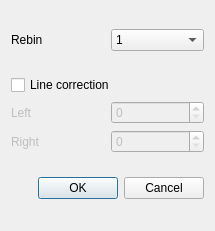
First picture: the form in RawSequenceOptionsGui.ui, repository fedeceri85/robopy2, before the edit.
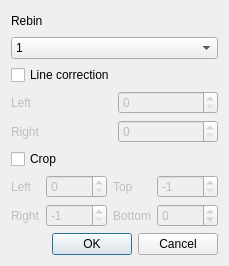
Second picture: the form after the edit.

Commit message: Crop implemented

Diff of the .ui file:
```diff
--- a/RawSequenceOptionsGui.ui
+++ b/RawSequenceOptionsGui.ui
@@ -6,8 +6,8 @@
    <rect>
     <x>0</x>
     <y>0</y>
-    <width>215</width>
-    <height>231</height>
+    <width>226</width>
+    <height>266</height>
    </rect>
   </property>
   <property name="windowTitle">
@@ -16,9 +16,7 @@
   <property name="autoFillBackground">
    <bool>false</bool>
   </property>
-  <layout class="QGridLayout" name="gridLayout">
-   <item row="0" column="0">
-    <layout class="QHBoxLayout" name="horizontalLayout">
+  <layout class="QVBoxLayout" name="verticalLayout_5">
      <item>
       <widget class="QLabel" name="label">
        <property name="text">
@@ -50,9 +48,7 @@
        </item>
       </widget>
      </item>
-    </layout>
-   </item>
-   <item row="1" column="0">
+   <item>
     <layout class="QVBoxLayout" name="verticalLayout">
      <item>
       <widget class="QCheckBox" name="LCcheckBox">
@@ -105,8 +101,151 @@
      </item>
     </layout>
    </item>
-   <item row="2" column="0">
+   <item>
+    <widget class="QCheckBox" name="cropCheckBox">
+     <property name="text">
+      <string>Crop</string>
+     </property>
+    </widget>
+   </item>
+   <item>
+    <layout class="QVBoxLayout" name="verticalLayout_4">
+     <item>
+      <layout class="QHBoxLayout" name="horizontalLayout_8">
+       <item>
+        <layout class="QVBoxLayout" name="verticalLayout_2">
+         <item>
+          <layout class="QHBoxLayout" name="horizontalLayout_4">
+           <item>
+            <widget class="QLabel" name="label_4">
+             <property name="enabled">
+              <bool>false</bool>
+             </property>
+             <property name="text">
+              <string>Left</string>
+             </property>
+            </widget>
+           </item>
+           <item>
+            <widget class="QSpinBox" name="leftCropSpinBox">
+             <property name="enabled">
+              <bool>false</bool>
+             </property>
+             <property name="minimum">
+              <number>0</number>
+             </property>
+             <property name="maximum">
+              <number>10000</number>
+             </property>
+            </widget>
+           </item>
+          </layout>
+         </item>
+         <item>
+          <layout class="QHBoxLayout" name="horizontalLayout_5">
+           <item>
+            <widget class="QLabel" name="label_5">
+             <property name="enabled">
+              <bool>false</bool>
+             </property>
+             <property name="text">
+              <string>Right</string>
+             </property>
+            </widget>
+           </item>
+           <item>
+            <widget class="QSpinBox" name="rightCropSpinBox">
+             <property name="enabled">
+              <bool>false</bool>
+             </property>
+             <property name="minimum">
+              <number>-1</number>
+             </property>
+             <property name="maximum">
+              <number>10000</number>
+             </property>
+             <property name="value">
+              <number>-1</number>
+             </property>
+            </widget>
+           </item>
+          </layout>
+         </item>
+        </layout>
+       </item>
+       <item>
+        <layout class="QVBoxLayout" name="verticalLayout_3">
+         <item>
+          <layout class="QHBoxLayout" name="horizontalLayout_7">
+           <item>
+            <widget class="QLabel" name="label_7">
+             <property name="enabled">
+              <bool>false</bool>
+             </property>
+             <property name="text">
+              <string>Top</string>
+             </property>
+            </widget>
+           </item>
+           <item>
+            <widget class="QSpinBox" name="topCropSpinBox">
+             <property name="enabled">
+              <bool>false</bool>
+             </property>
+             <property name="minimum">
+              <number>-1</number>
+             </property>
+             <property name="maximum">
+              <number>10000</number>
+             </property>
+             <property name="value">
+              <number>-1</number>
+             </property>
+            </widget>
+           </item>
+          </layout>
+         </item>
+         <item>
+          <layout class="QHBoxLayout" name="horizontalLayout_6">
+           <item>
+            <widget class="QLabel" name="label_6">
+             <property name="enabled">
+              <bool>false</bool>
+             </property>
+             <property name="text">
+              <string>Bottom</string>
+             </property>
+            </widget>
+           </item>
+           <item>
+            <widget class="QSpinBox" name="bottomCropSpinBox">
+             <property name="enabled">
+              <bool>false</bool>
+             </property>
+             <property name="minimum">
+              <number>-1</number>
+             </property>
+             <property name="maximum">
+              <number>10000</number>
+             </property>
+             <property name="value">
+              <number>0</number>
+             </property>
+            </widget>
+           </item>
+          </layout>
+         </item>
+        </layout>
+       </item>
+      </layout>
+     </item>
+    </layout>
+   </item>
+   <item>
     <widget class="QDialogButtonBox" name="buttonBox">
+     <property name="enabled">
+      <bool>true</bool>
+     </property>
      <property name="orientation">
       <enum>Qt::Horizontal</enum>
      </property>
```
Lines whose indentation alone changed are shown as unchanged. The commit also changes 4 other files.
